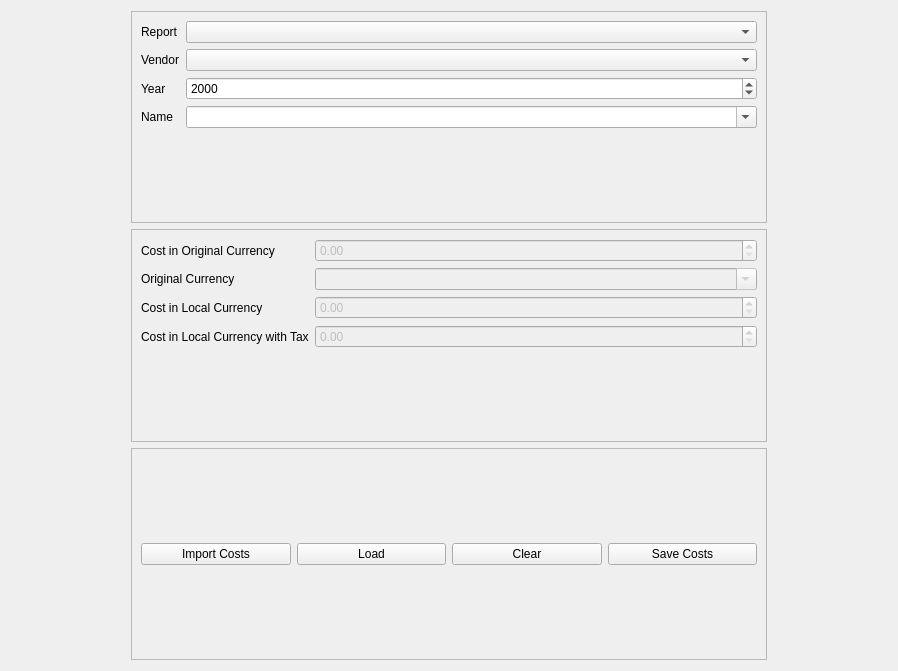
The window that ui/CostsTab.ui (CS-4820-Library-Project/COUNTER-5-Report-Tool-2020-5.0) describes before a commit, drawn with Qt 5.
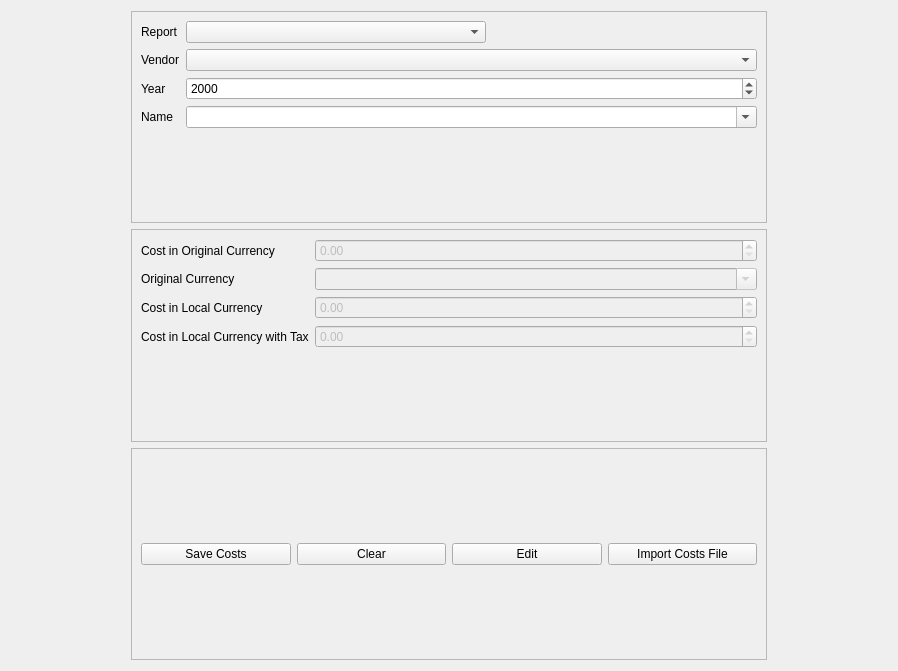
The same window after the commit. Icons and pictures are not drawn.

Patch:
```diff
--- a/ui/CostsTab.ui
+++ b/ui/CostsTab.ui
@@ -63,7 +63,20 @@
           </widget>
          </item>
          <item row="0" column="1">
-          <widget class="QComboBox" name="costs_report_parameter_combobox"/>
+          <widget class="QComboBox" name="costs_report_parameter_combobox">
+           <property name="sizePolicy">
+            <sizepolicy hsizetype="Maximum" vsizetype="Fixed">
+             <horstretch>0</horstretch>
+             <verstretch>0</verstretch>
+            </sizepolicy>
+           </property>
+           <property name="minimumSize">
+            <size>
+             <width>300</width>
+             <height>0</height>
+            </size>
+           </property>
+          </widget>
          </item>
          <item row="1" column="0">
           <widget class="QLabel" name="costs_vendor_parameter_label">
@@ -189,6 +202,13 @@
          <enum>QFrame::StyledPanel</enum>
         </property>
         <layout class="QGridLayout" name="gridLayout">
+         <item row="0" column="0">
+          <widget class="QPushButton" name="costs_save_button">
+           <property name="text">
+            <string>Save Costs</string>
+           </property>
+          </widget>
+         </item>
          <item row="0" column="2">
           <widget class="QPushButton" name="costs_clear_button">
            <property name="text">
@@ -196,24 +216,17 @@
            </property>
           </widget>
          </item>
-         <item row="0" column="1">
+         <item row="0" column="4">
           <widget class="QPushButton" name="costs_load_button">
            <property name="text">
-            <string>Load</string>
+            <string>Edit</string>
            </property>
           </widget>
          </item>
-         <item row="0" column="3">
-          <widget class="QPushButton" name="costs_save_button">
-           <property name="text">
-            <string>Save Costs</string>
-           </property>
-          </widget>
-         </item>
-         <item row="0" column="0">
+         <item row="0" column="5">
           <widget class="QPushButton" name="costs_import_costs_button">
            <property name="text">
-            <string>Import Costs</string>
+            <string>Import Costs File</string>
            </property>
           </widget>
          </item>
```
Left out of the diff: 70 changed lines with no effect on the pictures.
